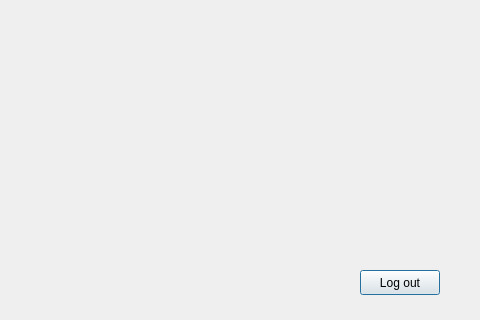
This is admindialog.ui in chrisq327/CS1C-Team-Rocket as Qt 5 draws it before an edit; both pictures show x 520 to 1000 and y 180 to 500 of the 1000 by 500 pixel window. The edited form follows.
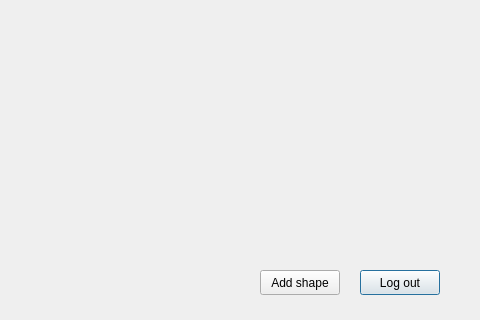
This is the edited form.

Commit message: Added the add shape ui and functions

What changed in the file:
```diff
--- a/admindialog.ui
+++ b/admindialog.ui
@@ -26,6 +26,19 @@
     <string>Log out</string>
    </property>
   </widget>
+  <widget class="QPushButton" name="pushButton_addShape">
+   <property name="geometry">
+    <rect>
+     <x>780</x>
+     <y>450</y>
+     <width>80</width>
+     <height>25</height>
+    </rect>
+   </property>
+   <property name="text">
+    <string>Add shape</string>
+   </property>
+  </widget>
  </widget>
  <resources/>
  <connections/>
```
The commit also changes 6 other files.
